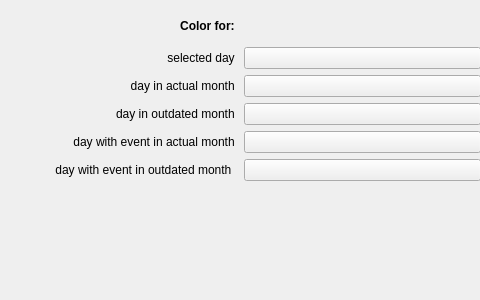
This is calendar/src/ui/calendarconfig.ui in KDE/akonadi-google-applets as Qt 5 draws it before an edit. The edited form follows.
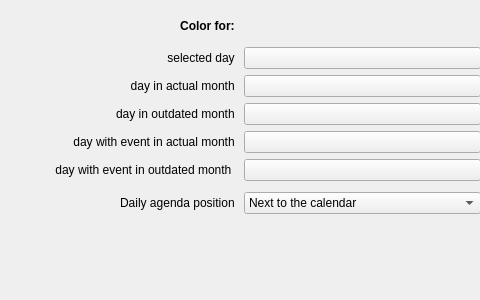
This is the edited form. Custom widgets are drawn as their Qt base class.

Commit message: Add support for position of daily agenda

What changed in the file:
```diff
--- a/calendar/src/ui/calendarconfig.ui
+++ b/calendar/src/ui/calendarconfig.ui
@@ -109,6 +109,50 @@
     </item>
    </layout>
   </widget>
+  <widget class="QWidget" name="layoutWidget">
+   <property name="geometry">
+    <rect>
+     <x>0</x>
+     <y>190</y>
+     <width>481</width>
+     <height>26</height>
+    </rect>
+   </property>
+   <layout class="QHBoxLayout" name="horizontalLayout">
+    <item>
+     <widget class="QLabel" name="label_7">
+      <property name="text">
+       <string>Daily agenda position </string>
+      </property>
+      <property name="alignment">
+       <set>Qt::AlignRight|Qt::AlignTrailing|Qt::AlignVCenter</set>
+      </property>
+     </widget>
+    </item>
+    <item>
+     <widget class="QComboBox" name="agendaPosition">
+      <property name="currentIndex">
+       <number>1</number>
+      </property>
+      <item>
+       <property name="text">
+        <string>No agenda</string>
+       </property>
+      </item>
+      <item>
+       <property name="text">
+        <string>Next to the calendar</string>
+       </property>
+      </item>
+      <item>
+       <property name="text">
+        <string>Under the calendar</string>
+       </property>
+      </item>
+     </widget>
+    </item>
+   </layout>
+  </widget>
  </widget>
  <customwidgets>
   <customwidget>
```
The commit also changes 11 other files.
